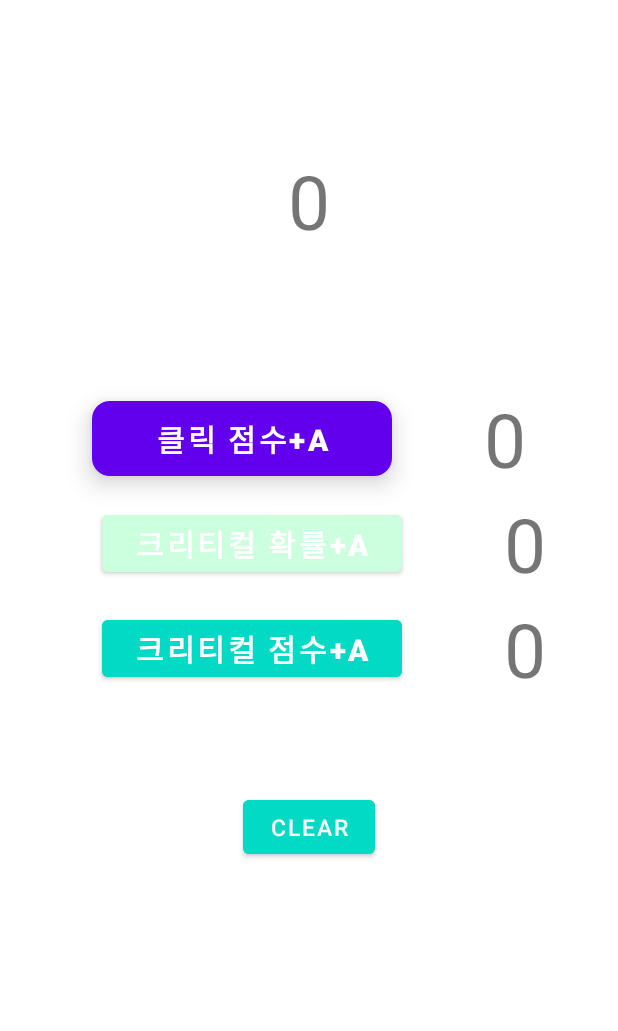
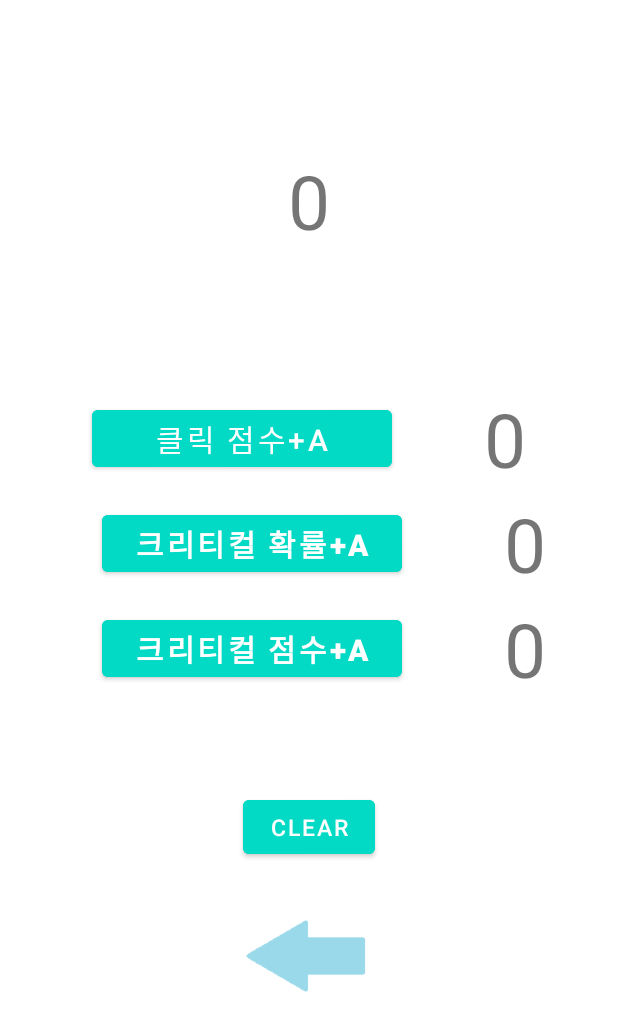
Before and after one commit to hereo0526/KMG_Clicker, an Android app: the layout activity_upgrade.xml on its own in the app's theme, with its tools: preview values and no code run, on a phone screen of 412 x 824 dp. Shown: the top 1031 px of the screen. Run offline under Robolectric (Android 15) with nearby library versions, the phone set to English and light mode, and no system bars.

Commit message:
intent error
back O

intent one-way O
        interactive X

```diff
--- a/AndroidStudioProjects/app/src/main/AndroidManifest.xml
+++ b/AndroidStudioProjects/app/src/main/AndroidManifest.xml
@@ -18,6 +18,7 @@
                 <category android:name="android.intent.category.LAUNCHER" />
             </intent-filter>
         </activity>
+        <activity android:name=".view.UpgradeActivity"/>
     </application>
 
 </manifest>
--- a/AndroidStudioProjects/app/src/main/java/com/example/newapp/model/UpgradeModel.java
+++ b/AndroidStudioProjects/app/src/main/java/com/example/newapp/model/UpgradeModel.java
@@ -9,8 +9,8 @@ public class UpgradeModel{
     private int critical_ratio = 1;
     private int critical_ratio_need = 10;
 
+    private int critical_increase = 1;
     private int critical_increase_need = 10;
-    private int critical_increase = 1;
 
     public void addScore(){
         this.score += increase;
--- a/AndroidStudioProjects/app/src/main/res/layout/activity_upgrade.xml
+++ b/AndroidStudioProjects/app/src/main/res/layout/activity_upgrade.xml
@@ -22,19 +22,15 @@
         android:id="@+id/button_add_increase"
         android:layout_width="200dp"
         android:layout_height="wrap_content"
-        android:background="@drawable/button"
         android:text="클릭 점수+a"
         android:textSize="20dp"
-        android:textStyle="bold"
-        app:elevation="10dp"
-        android:translationZ="10dp"
-        android:stateListAnimator="@null"
+        android:backgroundTint="@color/teal_200"
         app:layout_constraintBottom_toTopOf="@id/button_critical_ratio"
         app:layout_constraintLeft_toLeftOf="parent"
-        app:layout_constraintRight_toLeftOf="@id/add_increase_text"
+        app:layout_constraintRight_toLeftOf="@id/double_need_text"
         app:layout_constraintTop_toBottomOf="@+id/score_text_upgrade" />
     <TextView
-        android:id="@+id/add_increase_text"
+        android:id="@+id/double_need_text"
         android:layout_width="wrap_content"
         android:layout_height="wrap_content"
         android:text="0"
@@ -47,7 +43,7 @@
         android:id="@+id/button_critical_ratio"
         android:layout_width="200dp"
         android:layout_height="wrap_content"
-        android:backgroundTint="#ccffdd"
+        android:backgroundTint="@color/teal_200"
         android:text="크리티컬 확률+a"
         android:textSize="20dp"
         android:textStyle="bold"
@@ -100,5 +96,14 @@
         app:layout_constraintRight_toRightOf="parent"
         app:layout_constraintTop_toBottomOf="@id/button_critical_increase"
         />
+    <ImageView
+        android:id="@+id/image_back"
+        android:src="@drawable/back"
+        android:layout_width="130dp"
+        android:layout_height="wrap_content"
+        app:layout_constraintLeft_toLeftOf="parent"
+        app:layout_constraintRight_toRightOf="parent"
+        app:layout_constraintTop_toBottomOf="@id/button_clear"
+        />
 
 </androidx.constraintlayout.widget.ConstraintLayout>
```
Also changed, not shown: AndroidStudioProjects/app/src/main/java/com/example/newapp/model/MainModel.java (+15 -2 lines), AndroidStudioProjects/app/src/main/java/com/example/newapp/presenter/MainPresenter.java (+15 -2 lines), AndroidStudioProjects/app/src/main/java/com/example/newapp/view/MainActivity.java (+7 -0 lines), AndroidStudioProjects/app/src/main/java/com/example/newapp/view/UpgradeActivity.java (+44 -8 lines), AndroidStudioProjects/app/src/main/res/drawable-v24/back.png (added).
